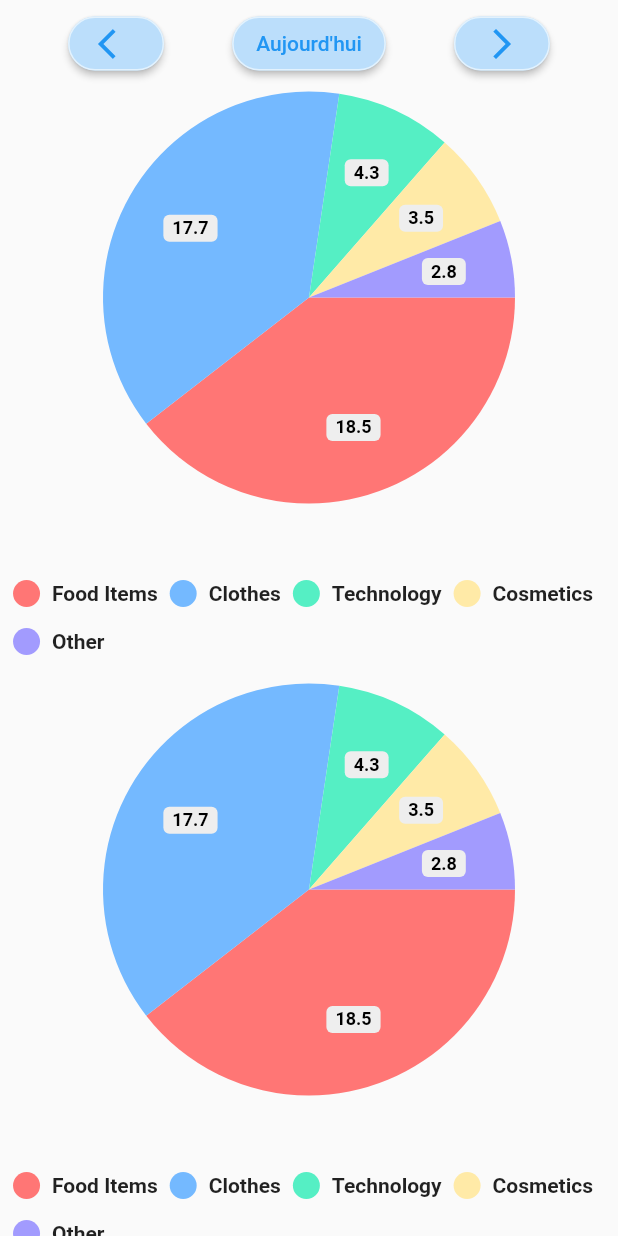
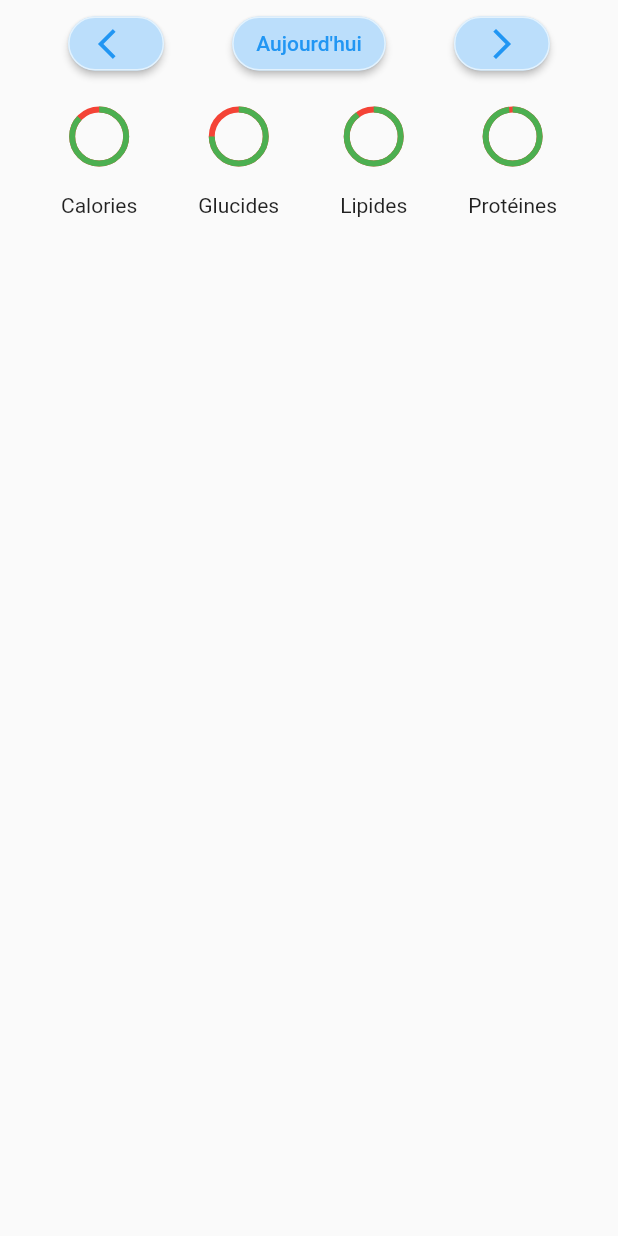
Before and after one commit to nicovig/Nu3VirtualMobile, a Flutter app: the InformationsTabScreen widget shown alone on an empty page, opened directly with empty values, on a phone screen of 412 x 824 dp. Run offline on Flutter 3.47's test engine with Material 2 defaults, Android fonts, the light colour scheme and no system bars; drawn by our look-alikes of pie_chart; our stand-ins replace date_field, flutter_easyloading, flutter_slidable, get_it, shared_preferences, stacked; accounts and stored records are empty; network calls fail.

Commit message:
add CircularProgressIndicator() for goals

```diff
--- /dev/null
+++ b/lib/core/models/information_goals_model.dart
@@ -0,0 +1,33 @@
+import 'dart:convert';
+
+class InformationGoalsModel {
+  int? id;
+  String? name;
+  double? value;
+  DateTime? date;
+  int? order;
+
+  InformationGoalsModel(
+      {this.id, this.name, this.value, this.date, this.order});
+
+  factory InformationGoalsModel.fromJson(Map<String, dynamic> parsedJson) {
+    return InformationGoalsModel(
+        id: parsedJson['id'] ?? 0,
+        name: parsedJson['name'] ?? "",
+        value: parsedJson['value'] ?? 0,
+        date: parsedJson['date'] != null
+            ? DateTime.parse(parsedJson['date'])
+            : null,
+        order: parsedJson['order'] ?? 0);
+  }
+
+  String toJson() {
+    return jsonEncode({
+      'id': id,
+      'name': name,
+      'value': value,
+      'date': date?.toIso8601String(),
+      'order': order
+    });
+  }
+}
--- a/lib/ui/main_screen/informations_tab/informations_tab_screen.dart
+++ b/lib/ui/main_screen/informations_tab/informations_tab_screen.dart
@@ -2,7 +2,6 @@
 
 import 'package:flutter/material.dart';
 import 'package:flutter_easyloading/flutter_easyloading.dart';
-import 'package:pie_chart/pie_chart.dart';
 import 'package:stacked/stacked.dart';
 
 import 'package:nu3virtual/layouts/screen_layouts/change_date_buttons.dart';
@@ -62,22 +61,32 @@ class _InformationsTabScreenState extends State<InformationsTabScreen> {
             widget.handleOnPressedDateButton(ChangeDateButtonTypeEnum.right);
             EasyLoading.dismiss(animation: false);
           })),
-          Center(
-              child: PieChart(
-            dataMap: model.dataGoals,
-            chartRadius: MediaQuery.of(context).size.width / 1.5,
-            legendOptions: const LegendOptions(
-                legendPosition: LegendPosition.bottom, showLegendsInRow: true),
-          )),
-          Center(
-              child: PieChart(
-            dataMap: model.dataGoals,
-            chartRadius: MediaQuery.of(context).size.width / 1.5,
-            legendOptions: const LegendOptions(
-                legendPosition: LegendPosition.bottom, showLegendsInRow: true),
-          )),
+          Padding(
+            padding: const EdgeInsets.only(top: 20),
+            child: Row(
+                mainAxisAlignment: MainAxisAlignment.spaceEvenly,
+                children: getDataGoalsWidgetList(model)),
+          ),
         ],
       ),
     );
   }
 }
+
+List<Widget> getDataGoalsWidgetList(InformationsTabViewModel model) {
+  List<Widget> list = [];
+  for (var informationGoal in model.informationGoals) {
+    {
+      list.add(Column(children: [
+        CircularProgressIndicator(
+          value: informationGoal.value ?? 0,
+          backgroundColor: Colors.red,
+          valueColor: const AlwaysStoppedAnimation<Color>(Colors.green),
+        ),
+        const SizedBox(height: 20),
+        Text(informationGoal.name ?? '')
+      ]));
+    }
+  }
+  return list;
+}
--- a/lib/ui/main_screen/informations_tab/informations_tab_viewmodel.dart
+++ b/lib/ui/main_screen/informations_tab/informations_tab_viewmodel.dart
@@ -1,13 +1,18 @@
 import 'package:flutter/widgets.dart';
 
+import 'package:nu3virtual/core/models/information_goals_model.dart';
+
 class InformationsTabViewModel extends ChangeNotifier {
-  Map<String, double> dataGoals = {
-    "Food Items": 18.47,
-    "Clothes": 17.70,
-    "Technology": 4.25,
-    "Cosmetics": 3.51,
-    "Other": 2.83,
-  };
+  List<InformationGoalsModel> informationGoals = [
+    InformationGoalsModel(
+        id: 1, order: 1, name: 'Calories', date: DateTime.now(), value: 0.87),
+    InformationGoalsModel(
+        id: 2, order: 2, name: 'Glucides', date: DateTime.now(), value: 0.75),
+    InformationGoalsModel(
+        id: 3, order: 3, name: 'Lipides', date: DateTime.now(), value: 0.90),
+    InformationGoalsModel(
+        id: 4, order: 4, name: 'Protéines', date: DateTime.now(), value: 0.98),
+  ];
 
   Future initData() async {
     notifyListeners();
--- a/pubspec.yaml
+++ b/pubspec.yaml
@@ -35,7 +35,6 @@ dependencies:
   cupertino_icons: ^1.0.2
   # If version is empty, latest stable version will be installing
   date_field: ^3.0.0
-  pie_chart: ^5.3.2
   flutter_easyloading: ^3.0.0
   http:
   stacked:
```
Also changed, not shown: pubspec.lock.
